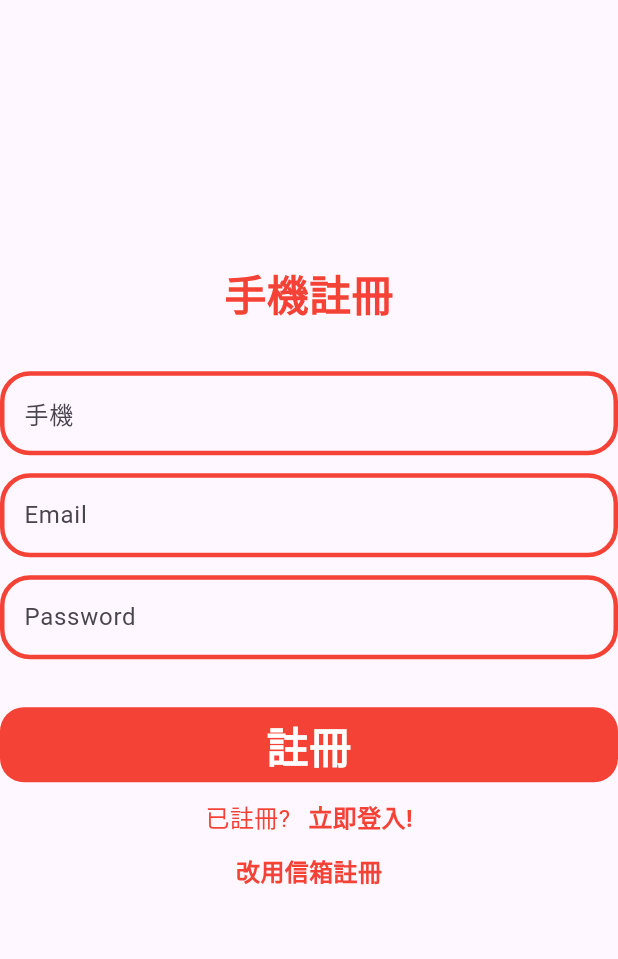
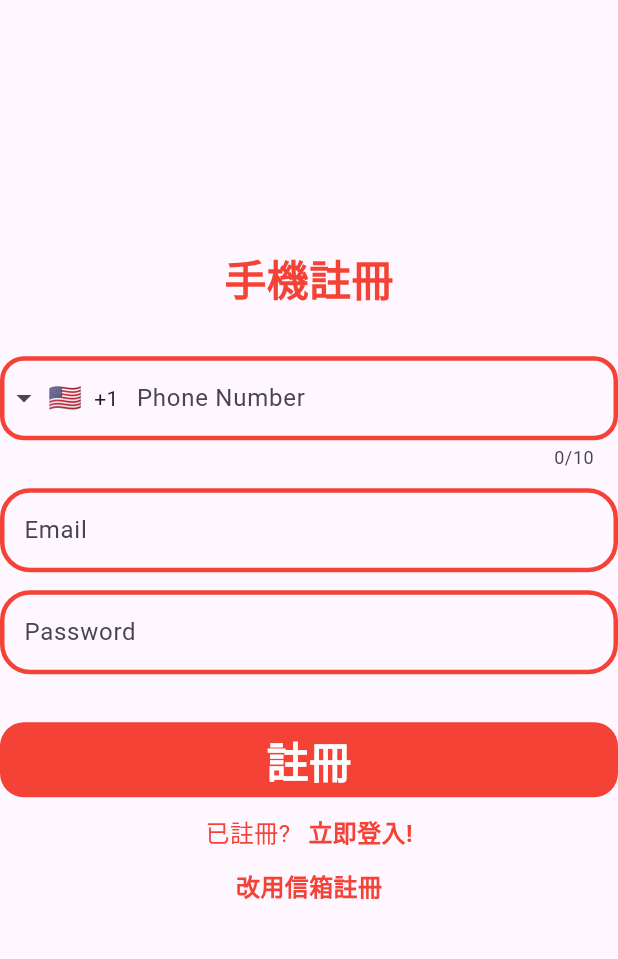
Before and after one commit to YenHsinWu/RCSS, a Flutter app: the PhoneSignUpPage screen opened directly, on a phone screen of 412 x 824 dp, the part 84-1043 px from its top. Run offline on Flutter 3.47's test engine with Material 3 defaults, Android fonts, the phone set to English and light mode, and no system bars; drawn by our look-alikes of intl_phone_field; our stand-ins replace badges, cloud_firestore, firebase_auth, firebase_core, get, webview_flutter; missing offline and left inert: signalr_netcore; accounts and stored records are empty.

Commit message:
Return full phone number when sign up

```diff
--- a/RCSS_Fronted/lib/main.dart
+++ b/RCSS_Fronted/lib/main.dart
@@ -1,6 +1,5 @@
 import 'dart:io';
 
-import 'package:bao_register/pages/home_page.dart';
 import 'package:bao_register/pages/login_page.dart';
 import 'package:flutter/material.dart';
 import 'package:get/get.dart';
@@ -22,7 +21,8 @@ class MainApp extends StatelessWidget {
       create: (_) => ChatMessageProvider(),
       child: GetMaterialApp(
         debugShowCheckedModeBanner: false,
-        home: HomePage(uuid: '04518934-a0a3-4b29-a373-c971a850c410'),
+        // home: HomePage(uuid: '04518934-a0a3-4b29-a373-c971a850c410'),
+        home: LoginPage(),
       ),
     );
   }
--- a/RCSS_Fronted/lib/pages/phone_sign_up_page.dart
+++ b/RCSS_Fronted/lib/pages/phone_sign_up_page.dart
@@ -3,13 +3,21 @@ import 'package:bao_register/pages/phone_verification_page.dart';
 import 'package:bao_register/pages/sign_up_page.dart';
 import 'package:bao_register/widgets/text_field_widget.dart';
 import 'package:flutter/material.dart';
+import 'package:intl_phone_field/intl_phone_field.dart';
 
 import 'login_page.dart';
 
-class PhoneSignUpPage extends StatelessWidget {
+class PhoneSignUpPage extends StatefulWidget {
   PhoneSignUpPage({super.key});
 
+  @override
+  State<PhoneSignUpPage> createState() => _PhoneSignUpPageState();
+}
+
+class _PhoneSignUpPageState extends State<PhoneSignUpPage> {
   final AuthService _authService = AuthService();
+
+  String phoneNumber = '';
 
   final TextEditingController phoneController = TextEditingController();
   final TextEditingController emailController = TextEditingController();
@@ -33,10 +41,28 @@ class PhoneSignUpPage extends StatelessWidget {
                 color: Colors.red, fontSize: 28, fontWeight: FontWeight.bold),
           ),
           SizedBox(height: 32),
-          TextFieldWidget(
+          IntlPhoneField(
             controller: phoneController,
-            hintText: "手機",
-            obscureText: false,
+            decoration: InputDecoration(
+              labelText: "Phone Number",
+              focusedBorder: OutlineInputBorder(
+                borderRadius: BorderRadius.circular(16),
+                borderSide: BorderSide(color: Colors.red, width: 3),
+              ),
+              enabledBorder: OutlineInputBorder(
+                borderRadius: BorderRadius.circular(16),
+                borderSide: BorderSide(color: Colors.red, width: 3),
+              ),
+              border: OutlineInputBorder(
+                borderSide: BorderSide(color: Colors.red, width: 3),
+                borderRadius: BorderRadius.circular(16),
+              ),
+            ),
+            onChanged: (phone) {
+              setState(() {
+                phoneNumber = phone.completeNumber;
+              });
+            },
           ),
           SizedBox(height: 12),
           TextFieldWidget(
@@ -124,7 +150,7 @@ class PhoneSignUpPage extends StatelessWidget {
   }
 
   void _signUp(BuildContext context) {
-    String phone = phoneController.text;
+    String phone = phoneNumber;
     String email = emailController.text;
     String password = passwordController.text;
 
--- a/RCSS_Fronted/lib/pages/sign_up_page.dart
+++ b/RCSS_Fronted/lib/pages/sign_up_page.dart
@@ -8,7 +8,7 @@ import "package:intl_phone_field/intl_phone_field.dart";
 import "login_page.dart";
 
 class SignUpPage extends StatefulWidget {
-  SignUpPage({super.key});
+  const SignUpPage({super.key});
 
   @override
   State<SignUpPage> createState() => _SignUpPageState();
@@ -16,6 +16,8 @@ class SignUpPage extends StatefulWidget {
 
 class _SignUpPageState extends State<SignUpPage> {
   final AuthService authService = AuthService();
+
+  String phoneNumber = '';
 
   final TextEditingController emailController = TextEditingController();
   final TextEditingController passwordController = TextEditingController();
@@ -68,6 +70,11 @@ class _SignUpPageState extends State<SignUpPage> {
                   borderRadius: BorderRadius.circular(16),
                 ),
               ),
+              onChanged: (phone) {
+                setState(() {
+                  phoneNumber = phone.completeNumber;
+                });
+              },
             ),
             SizedBox(height: 32),
             GestureDetector(
@@ -146,7 +153,7 @@ class _SignUpPageState extends State<SignUpPage> {
   void _signUp() async {
     String email = emailController.text;
     String password = passwordController.text;
-    String phone = phoneController.text;
+    String phone = phoneNumber;
 
     String message = await authService.getVerificationCode(email: email);
 
```
